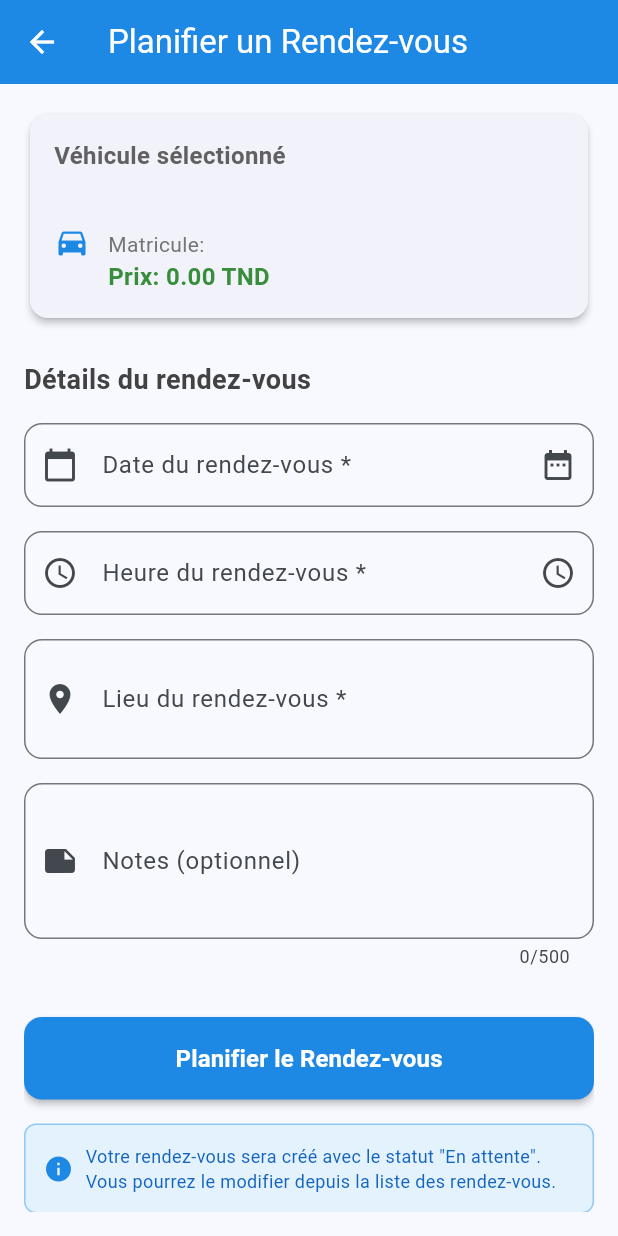
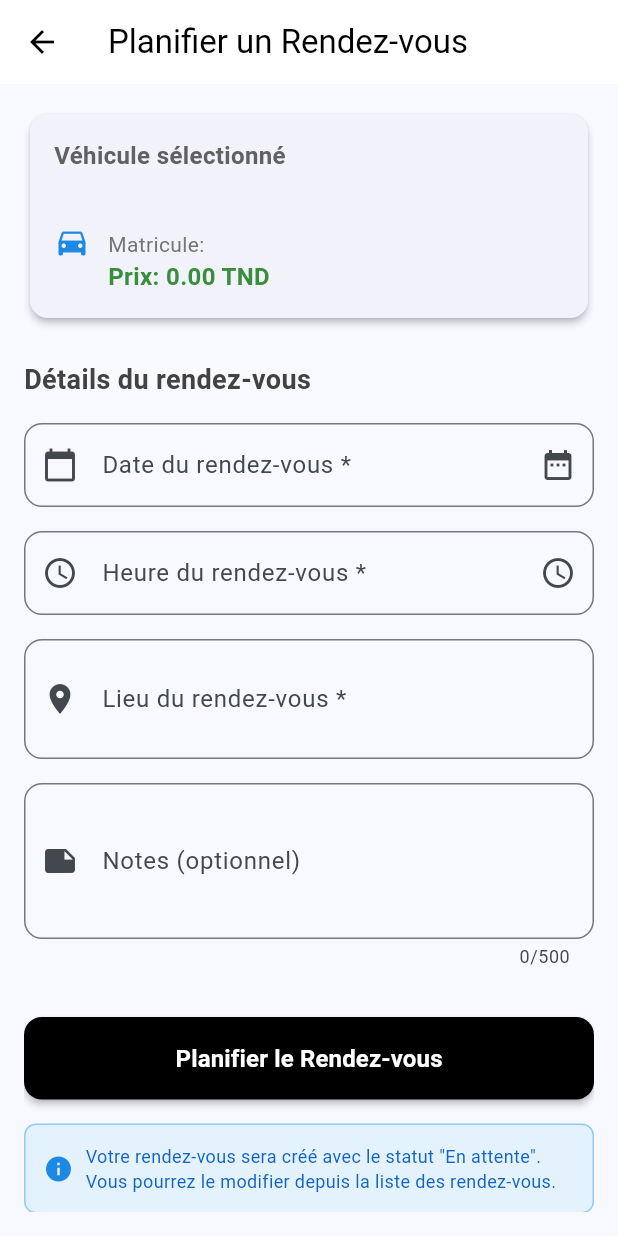
Before and after one commit to MayyaraHY/projet_mobile, a Flutter app: the RendezVousCreateScreen screen opened directly with empty values, on a phone screen of 412 x 824 dp. Run offline on Flutter 3.47's test engine with Material 3 defaults, Android fonts, the phone set to English and light mode, and no system bars; our stand-ins replace file_picker, sqflite, sqflite_common_ffi; missing offline and left inert: window_manager; accounts and stored records are empty.

Commit message:
Ajusted Styling for appointments buttons

```diff
--- a/lib/screens/rendez_vous_details_screen.dart
+++ b/lib/screens/rendez_vous_details_screen.dart
@@ -249,9 +249,7 @@ class _RendezVousDetailsScreenState extends State<RendezVousDetailsScreen> {
     return Scaffold(
       backgroundColor: Colors.grey[50],
       appBar: AppBar(
-        title: Text(_voiture != null
-            ? '${_voiture!.marque} ${_voiture!.modele}'
-            : 'Détails du Rendez-vous'),
+        title: Text('Détails du Rendez-vous'),
         backgroundColor: Colors.white,
         foregroundColor: Colors.black,
         elevation: 0,
@@ -536,7 +534,7 @@ class _RendezVousDetailsScreenState extends State<RendezVousDetailsScreen> {
                           : const Icon(Icons.edit_calendar),
                       label: Text(_isUpdating ? 'Mise à jour...' : 'Modifier le statut'),
                       style: ElevatedButton.styleFrom(
-                        backgroundColor: Colors.blue[600],
+                        backgroundColor: Colors.black,
                         foregroundColor: Colors.white,
                         padding: const EdgeInsets.symmetric(vertical: 16),
                         shape: RoundedRectangleBorder(
--- a/lib/screens/rendezvous_create_screen.dart
+++ b/lib/screens/rendezvous_create_screen.dart
@@ -122,8 +122,8 @@ class _RendezVousCreateScreenState extends State<RendezVousCreateScreen> {
     return Scaffold(
       appBar: AppBar(
         title: const Text('Planifier un Rendez-vous'),
-        backgroundColor: Colors.blue[600],
-        foregroundColor: Colors.white,
+        backgroundColor: Colors.white,
+        foregroundColor: Colors.black,
       ),
       body: Padding(
         padding: const EdgeInsets.all(16.0),
@@ -250,7 +250,7 @@ class _RendezVousCreateScreenState extends State<RendezVousCreateScreen> {
                   child: ElevatedButton(
                     onPressed: _isSubmitting ? null : _submit,
                     style: ElevatedButton.styleFrom(
-                      backgroundColor: Colors.blue[600],
+                      backgroundColor: Colors.black,
                       foregroundColor: Colors.white,
                       padding: const EdgeInsets.symmetric(vertical: 16),
                       shape: RoundedRectangleBorder(borderRadius: BorderRadius.circular(12)),
```
